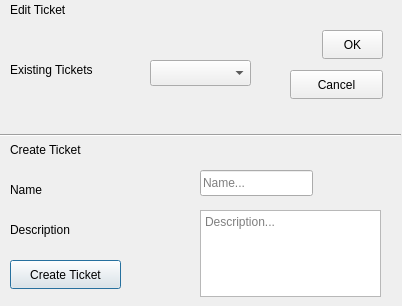
Before: the Qt Designer form tiketwahl.ui in Juanmut2003/docucheck, drawn with Qt 5.
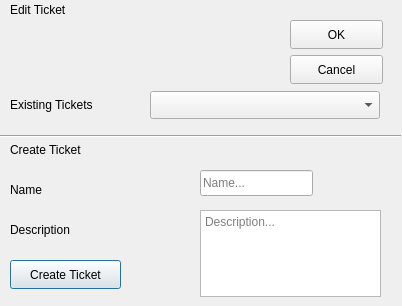
After: the same form once the commit is applied.

Commit message: Existing Ticketanzeige verbessert

The edit to the form file:
```diff
--- a/tiketwahl.ui
+++ b/tiketwahl.ui
@@ -17,7 +17,7 @@
    <property name="geometry">
     <rect>
      <x>10</x>
-     <y>60</y>
+     <y>95</y>
      <width>131</width>
      <height>20</height>
     </rect>
@@ -30,19 +30,22 @@
    <property name="geometry">
     <rect>
      <x>150</x>
-     <y>60</y>
-     <width>101</width>
-     <height>26</height>
+     <y>91</y>
+     <width>230</width>
+     <height>28</height>
     </rect>
    </property>
+   <property name="sizeAdjustPolicy">
+    <enum>QComboBox::SizeAdjustPolicy::AdjustToMinimumContentsLengthWithIcon</enum>
+   </property>
   </widget>
   <widget class="Line" name="line">
    <property name="geometry">
     <rect>
      <x>0</x>
-     <y>115</y>
+     <y>128</y>
      <width>401</width>
-     <height>41</height>
+     <height>16</height>
     </rect>
    </property>
    <property name="orientation">
@@ -143,9 +146,9 @@
   <widget class="QPushButton" name="pushButtonOK">
    <property name="geometry">
     <rect>
-     <x>322</x>
-     <y>30</y>
-     <width>61</width>
+     <x>290</x>
+     <y>20</y>
+     <width>93</width>
      <height>29</height>
     </rect>
    </property>
@@ -157,7 +160,7 @@
    <property name="geometry">
     <rect>
      <x>290</x>
-     <y>70</y>
+     <y>55</y>
      <width>93</width>
      <height>29</height>
     </rect>
```
The commit also changes 2 other files.
